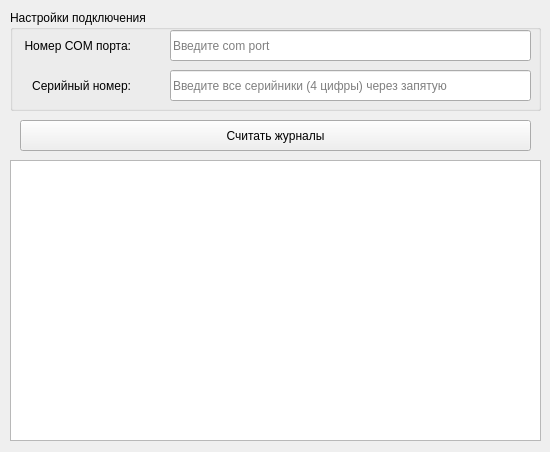
Before: the Qt Designer form libs/maket_mass.ui in loccupy/downloading_logs_from_a_smart_meter, drawn with Qt 5.
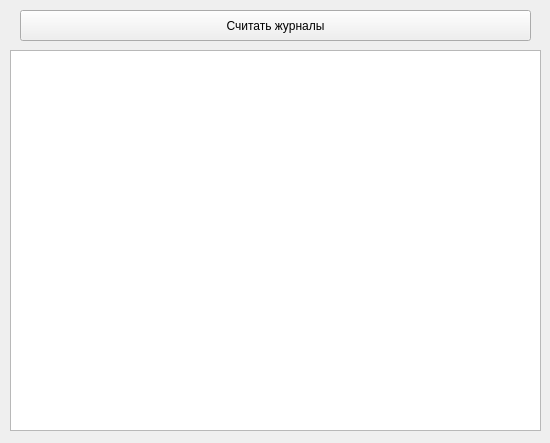
After: the same form once the commit is applied.

Commit message: убрал кнопки

Diff of the .ui file:
```diff
--- a/libs/maket_mass.ui
+++ b/libs/maket_mass.ui
@@ -7,7 +7,7 @@
     <x>0</x>
     <y>0</y>
     <width>550</width>
-    <height>452</height>
+    <height>443</height>
    </rect>
   </property>
   <property name="minimumSize">
@@ -31,112 +31,11 @@
   <property name="layoutDirection">
    <enum>Qt::LeftToRight</enum>
   </property>
-  <widget class="QGroupBox" name="groupBox">
-   <property name="geometry">
-    <rect>
-     <x>10</x>
-     <y>10</y>
-     <width>531</width>
-     <height>101</height>
-    </rect>
-   </property>
-   <property name="title">
-    <string>Настройки подключения</string>
-   </property>
-   <widget class="QLineEdit" name="com">
-    <property name="geometry">
-     <rect>
-      <x>160</x>
-      <y>20</y>
-      <width>361</width>
-      <height>31</height>
-     </rect>
-    </property>
-    <property name="text">
-     <string/>
-    </property>
-    <property name="maxLength">
-     <number>2</number>
-    </property>
-    <property name="alignment">
-     <set>Qt::AlignLeading|Qt::AlignLeft|Qt::AlignVCenter</set>
-    </property>
-    <property name="dragEnabled">
-     <bool>false</bool>
-    </property>
-    <property name="readOnly">
-     <bool>false</bool>
-    </property>
-    <property name="placeholderText">
-     <string>Введите com port</string>
-    </property>
-   </widget>
-   <widget class="QLineEdit" name="serial">
-    <property name="geometry">
-     <rect>
-      <x>160</x>
-      <y>60</y>
-      <width>361</width>
-      <height>31</height>
-     </rect>
-    </property>
-    <property name="text">
-     <string/>
-    </property>
-    <property name="maxLength">
-     <number>4000000</number>
-    </property>
-    <property name="alignment">
-     <set>Qt::AlignLeading|Qt::AlignLeft|Qt::AlignVCenter</set>
-    </property>
-    <property name="dragEnabled">
-     <bool>false</bool>
-    </property>
-    <property name="readOnly">
-     <bool>false</bool>
-    </property>
-    <property name="placeholderText">
-     <string>Введите все серийники (4 цифры) через запятую</string>
-    </property>
-   </widget>
-   <widget class="QLabel" name="label">
-    <property name="geometry">
-     <rect>
-      <x>10</x>
-      <y>20</y>
-      <width>111</width>
-      <height>31</height>
-     </rect>
-    </property>
-    <property name="text">
-     <string>Номер COM порта:</string>
-    </property>
-    <property name="alignment">
-     <set>Qt::AlignRight|Qt::AlignTrailing|Qt::AlignVCenter</set>
-    </property>
-   </widget>
-   <widget class="QLabel" name="label_2">
-    <property name="geometry">
-     <rect>
-      <x>10</x>
-      <y>60</y>
-      <width>111</width>
-      <height>31</height>
-     </rect>
-    </property>
-    <property name="text">
-     <string>Серийный номер:</string>
-    </property>
-    <property name="alignment">
-     <set>Qt::AlignRight|Qt::AlignTrailing|Qt::AlignVCenter</set>
-    </property>
-   </widget>
-  </widget>
   <widget class="QPushButton" name="read">
    <property name="geometry">
     <rect>
      <x>20</x>
-     <y>120</y>
+     <y>10</y>
      <width>511</width>
      <height>31</height>
     </rect>
@@ -149,9 +48,9 @@
    <property name="geometry">
     <rect>
      <x>10</x>
-     <y>160</y>
+     <y>50</y>
      <width>531</width>
-     <height>281</height>
+     <height>381</height>
     </rect>
    </property>
   </widget>
```
